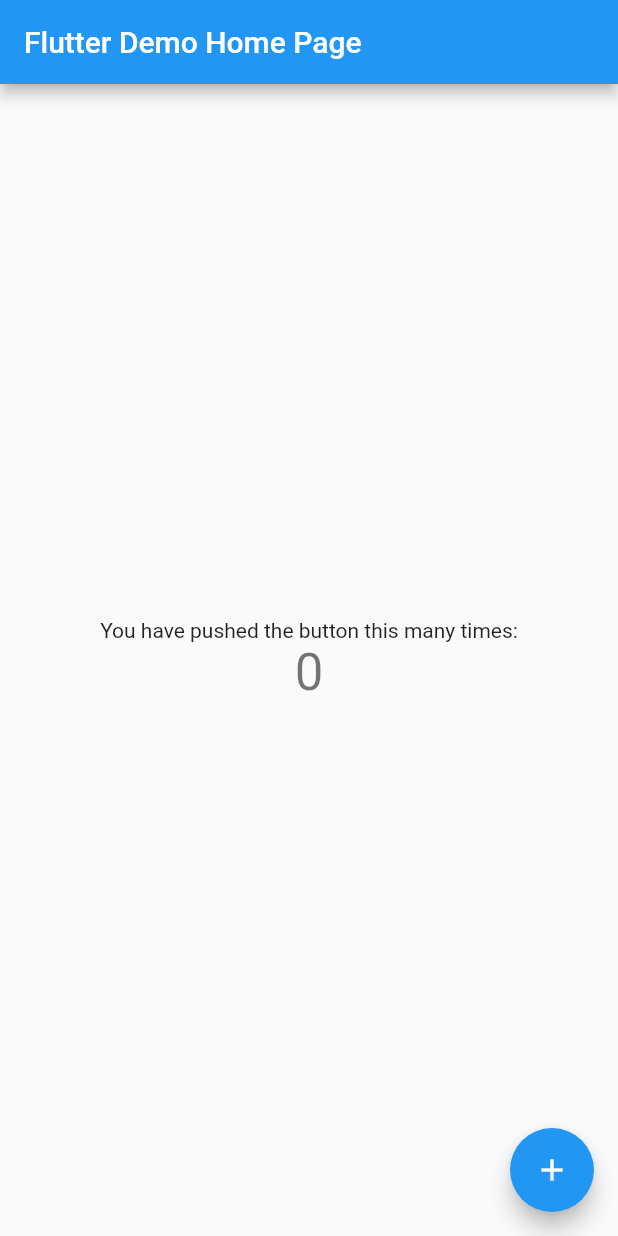
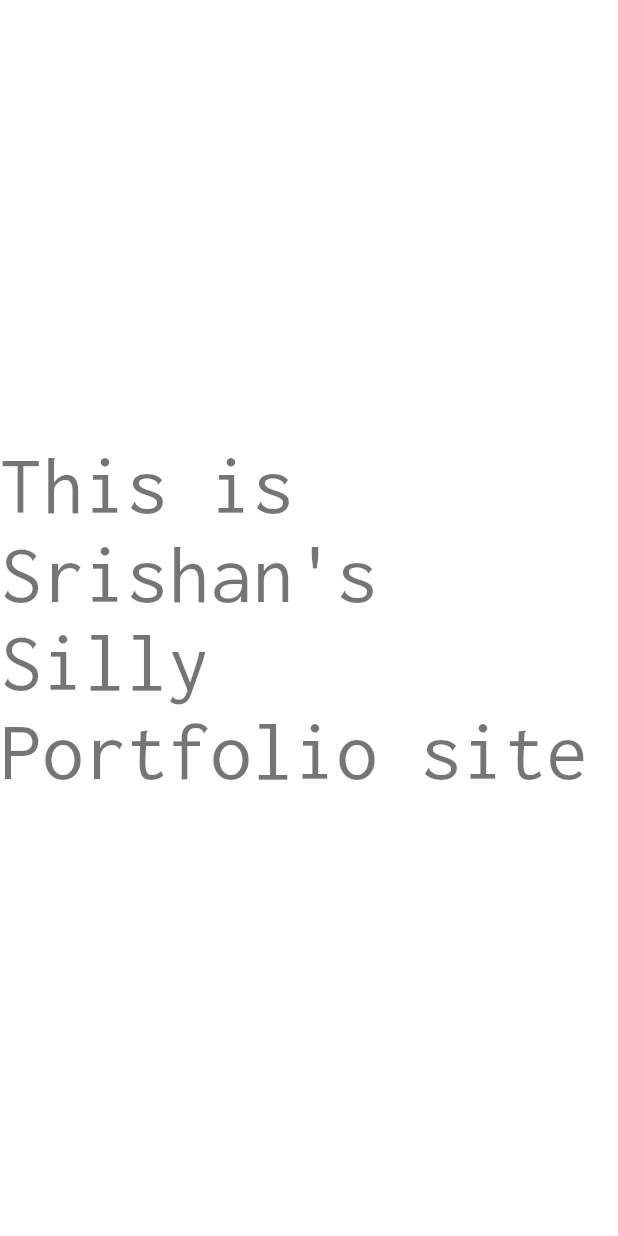
Before and after one commit to ShakyaCsun/silly_portfolio_flutter, a Flutter app: the screen it shows after launch, on a phone screen of 412 x 824 dp. Run offline on Flutter 3.47's test engine with Material 2 defaults, Android fonts, the light colour scheme and no system bars; our stand-ins replace google_fonts.

Commit message:
New TextTheme. Removed counter app. Add basic homepage

```diff
--- /dev/null
+++ b/lib/app/app.dart
@@ -0,0 +1,16 @@
+import 'package:flutter/material.dart';
+import 'package:silly_portfolio/app/theme.dart';
+import 'package:silly_portfolio/home/home.dart';
+
+class App extends StatelessWidget {
+  const App({Key? key}) : super(key: key);
+
+  @override
+  Widget build(BuildContext context) {
+    return MaterialApp(
+      theme: AppTheme.light(),
+      darkTheme: AppTheme.dark(),
+      home: const HomePage(),
+    );
+  }
+}
--- /dev/null
+++ b/lib/app/theme.dart
@@ -0,0 +1,84 @@
+import 'package:flutter/material.dart';
+import 'package:google_fonts/google_fonts.dart';
+
+abstract class AppTheme {
+  static ThemeData dark() {
+    return ThemeData.from(
+      colorScheme: const ColorScheme.dark(),
+      textTheme: _materialTypeScaledTextTheme,
+    );
+  }
+
+  static ThemeData light() {
+    return ThemeData.from(
+      colorScheme: const ColorScheme.light(),
+      textTheme: _materialTypeScaledTextTheme,
+    );
+  }
+
+  static final TextTheme _materialTypeScaledTextTheme = TextTheme(
+    headline1: GoogleFonts.inconsolata(
+      fontSize: 112,
+      fontWeight: FontWeight.w300,
+      letterSpacing: -1.5,
+    ),
+    headline2: GoogleFonts.inconsolata(
+      fontSize: 70,
+      fontWeight: FontWeight.w300,
+      letterSpacing: -0.5,
+    ),
+    headline3: GoogleFonts.inconsolata(
+      fontSize: 56,
+      fontWeight: FontWeight.w400,
+    ),
+    headline4: GoogleFonts.inconsolata(
+      fontSize: 40,
+      fontWeight: FontWeight.w400,
+      letterSpacing: 0.25,
+    ),
+    headline5: GoogleFonts.inconsolata(
+      fontSize: 28,
+      fontWeight: FontWeight.w400,
+    ),
+    headline6: GoogleFonts.inconsolata(
+      fontSize: 23,
+      fontWeight: FontWeight.w500,
+      letterSpacing: 0.15,
+    ),
+    subtitle1: GoogleFonts.inconsolata(
+      fontSize: 19,
+      fontWeight: FontWeight.w400,
+      letterSpacing: 0.15,
+    ),
+    subtitle2: GoogleFonts.inconsolata(
+      fontSize: 16,
+      fontWeight: FontWeight.w500,
+      letterSpacing: 0.1,
+    ),
+    bodyText1: GoogleFonts.workSans(
+      fontSize: 17,
+      fontWeight: FontWeight.w400,
+      letterSpacing: 0.5,
+    ),
+    bodyText2: GoogleFonts.workSans(
+      fontSize: 15,
+      fontWeight: FontWeight.w400,
+      letterSpacing: 0.25,
+    ),
+    button: GoogleFonts.workSans(
+      fontSize: 15,
+      fontWeight: FontWeight.w500,
+      letterSpacing: 1.25,
+    ),
+    caption: GoogleFonts.workSans(
+      fontSize: 13,
+      fontWeight: FontWeight.w400,
+      letterSpacing: 0.4,
+    ),
+    overline: GoogleFonts.workSans(
+      fontSize: 11,
+      fontWeight: FontWeight.w400,
+      letterSpacing: 1.5,
+    ),
+  );
+}
--- /dev/null
+++ b/lib/home/home.dart
@@ -0,0 +1 @@
+export 'view/home_page.dart';
--- /dev/null
+++ b/lib/home/view/home_page.dart
@@ -0,0 +1,17 @@
+import 'package:flutter/material.dart';
+
+class HomePage extends StatelessWidget {
+  const HomePage({Key? key}) : super(key: key);
+
+  @override
+  Widget build(BuildContext context) {
+    return Scaffold(
+      body: Center(
+        child: Text(
+          'This is Srishan\'s Silly Portfolio site',
+          style: Theme.of(context).textTheme.headline3,
+        ),
+      ),
+    );
+  }
+}
--- a/lib/main.dart
+++ b/lib/main.dart
@@ -1,65 +1,6 @@
 import 'package:flutter/material.dart';
+import 'package:silly_portfolio/app/app.dart';
 
 void main() {
-  runApp(MyApp());
+  runApp(const App());
 }
-
-class MyApp extends StatelessWidget {
-  @override
-  Widget build(BuildContext context) {
-    return MaterialApp(
-      title: 'Flutter Demo',
-      theme: ThemeData(
-        primarySwatch: Colors.blue,
-      ),
-      home: MyHomePage(title: 'Flutter Demo Home Page'),
-    );
-  }
-}
-
-class MyHomePage extends StatefulWidget {
-  MyHomePage({Key? key, required this.title}) : super(key: key);
-
-  final String title;
-
-  @override
-  _MyHomePageState createState() => _MyHomePageState();
-}
-
-class _MyHomePageState extends State<MyHomePage> {
-  int _counter = 0;
-
-  void _incrementCounter() {
-    setState(() {
-      _counter++;
-    });
-  }
-
-  @override
-  Widget build(BuildContext context) {
-    return Scaffold(
-      appBar: AppBar(
-        title: Text(widget.title),
-      ),
-      body: Center(
-        child: Column(
-          mainAxisAlignment: MainAxisAlignment.center,
-          children: <Widget>[
-            const Text(
-              'You have pushed the button this many times:',
-            ),
-            Text(
-              '$_counter',
-              style: Theme.of(context).textTheme.headline4,
-            ),
-          ],
-        ),
-      ),
-      floatingActionButton: FloatingActionButton(
-        onPressed: _incrementCounter,
-        tooltip: 'Increment',
-        child: const Icon(Icons.add),
-      ),
-    );
-  }
-}
--- a/pubspec.yaml
+++ b/pubspec.yaml
@@ -14,7 +14,7 @@
   bloc: ^7.0.0-nullsafety.2
   cupertino_icons: ^1.0.2
   flutter_bloc: ^7.0.0-nullsafety.2
-  google_fonts: ^1.1.2
+  google_fonts: ^2.0.0-nullsafety.0
 
 dev_dependencies:
   flutter_test:
```
Also changed, not shown: pubspec.lock, 1 other file.
